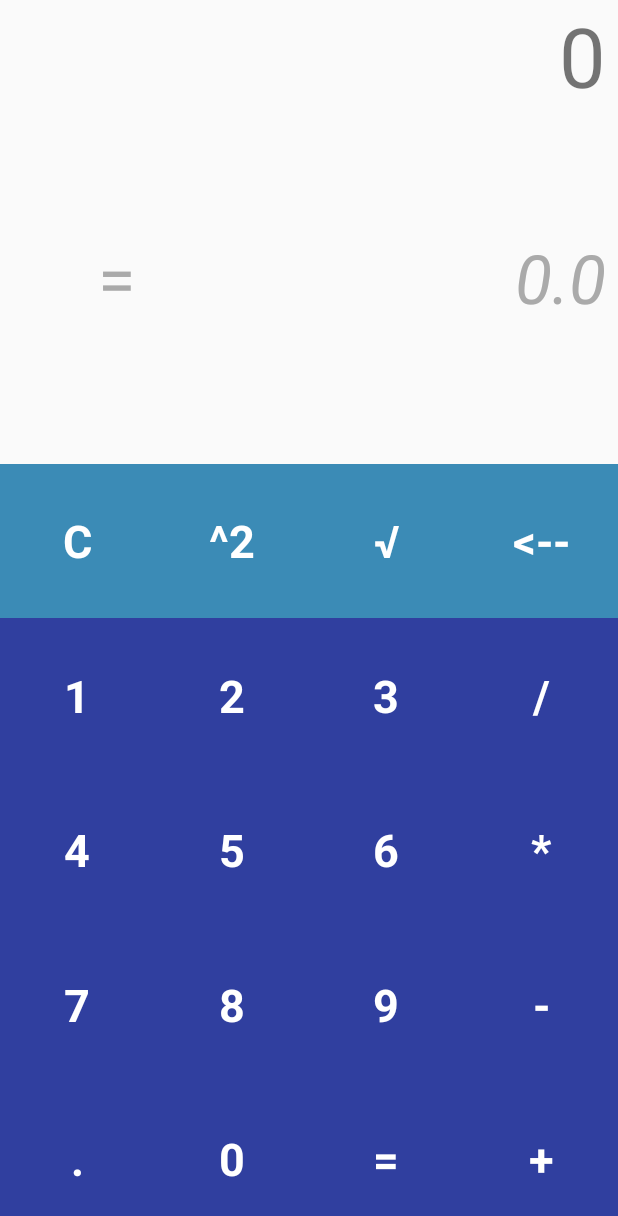
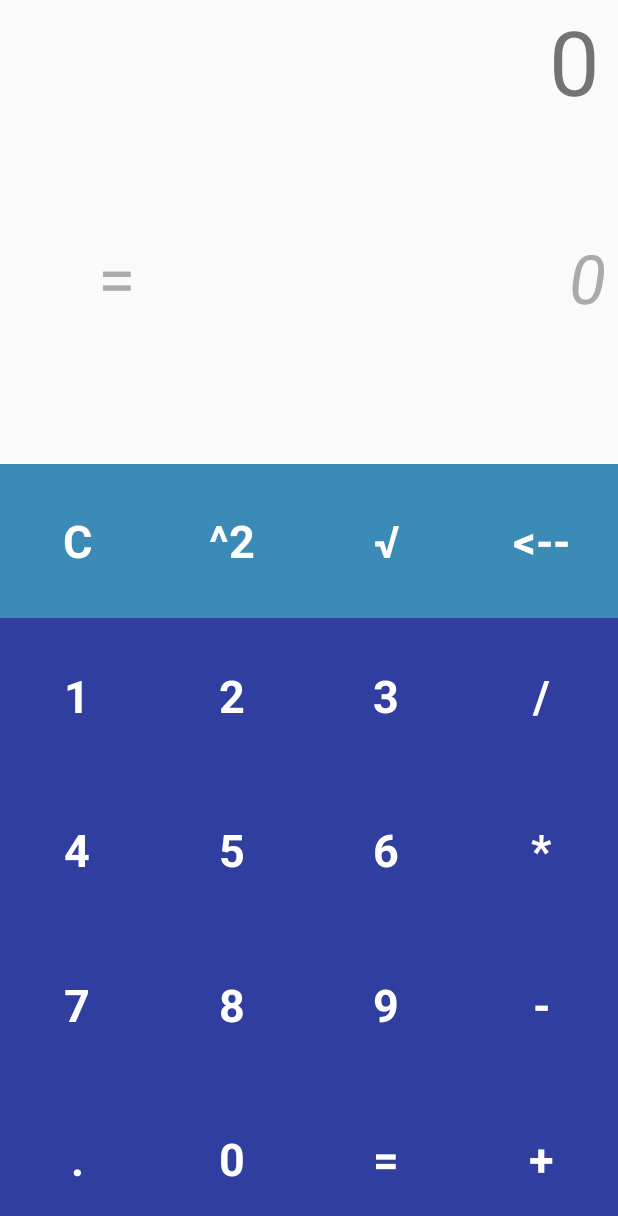
Before and after one commit to alessioGalatolo/FirstCalculator, an Android app: the screen it shows after launch (MainActivity), after a tap on an icon or button, on a phone screen of 412 x 824 dp. Shown: the top 1216 px of the screen. Run offline under Robolectric (Android 15) with nearby library versions, the phone set to English and light mode, and no system bars; 2 other taps on this screen came first.

Commit message:
Fixed some major bugs

```diff
--- a/app/src/main/java/com/example/galat/myapplication/MainActivity.kt
+++ b/app/src/main/java/com/example/galat/myapplication/MainActivity.kt
@@ -3,9 +3,14 @@ package com.example.galat.myapplication
 import android.graphics.BitmapFactory
 import android.support.v7.app.AppCompatActivity
 import android.os.Bundle
+import android.util.Log
+import android.view.View
+import android.widget.Toast
 import kotlinx.android.synthetic.main.activity_main.*
 import java.math.BigDecimal
+import kotlin.math.floor
 import kotlin.math.pow
+import kotlin.math.roundToInt
 import kotlin.math.sqrt
 
 
@@ -18,16 +23,37 @@ class MainActivity : AppCompatActivity() {
         initializeOpButtons()
         initializeAdvButtons()
     }
+//    fun Double.checkDecimals(){
+//        if (this.toBigDecimal() == 0.toBigDecimal()){
+//            BigDecimal(this).setScale(0, BigDecimal.ROUND_HALF_UP).toDouble()
+//        }else
+//            BigDecimal(this).setScale(2, BigDecimal.ROUND_HALF_UP).toDouble()
+//    }
     fun Double.roundTo2DecimalPlaces() =
-            BigDecimal(this).setScale(2, BigDecimal.ROUND_HALF_UP).toDouble()
+            BigDecimal(this).setScale(2, BigDecimal.ROUND_HALF_UP).toDouble()            // to be deleted
+
     fun initializeNumberButtons(){
-        fun addNumber(number: Long) {
-            val shortOut = output1.text.toString().toLong()
-            if (shortOut == 0L) {
-                output1.setText(number.toString())
-            } else {
-                output1.setText((shortOut * 10L + number).toString())
+        fun addNumber(number: Int) {
+            if(output_sign.text == "=")
+                output_sign.text = ""
+            if(outputDot.visibility == View.VISIBLE){
+                output1.text = (output1.text.toString().toDouble() + number.toDouble() * 10.0.pow(2 - (output1.text.toString().toDouble() % 1).toString().length)).toString()
+                outputDot.visibility = View.INVISIBLE
+            }else if (output1.text.toString().toDouble() % 1 > 0.0){
+                Toast.makeText(this, "${(output1.text.toString().toDouble() % 1.0)}", Toast.LENGTH_LONG).show()
+                output1.text = (output1.text.toString().toDouble() + number.toDouble() * 10.0.pow(1 - (output1.text.toString().toDouble() % 1).toString().length)).toString()
+                outputDot.visibility = View.INVISIBLE
+            }else{
+                if (output1.text.toString().toDouble() == 0.0) {
+                    output1.text = number.toString()
+                } else {
+                    output1.text = (output1.text.toString().toDouble() * 10.0 + number).toString()
+                }
             }
+            if(output1.text.toString().toDouble() % 1 == 0.0)
+                output1.text = floor(output1.text.toString().toDouble()).roundToInt().toString()
+//            else
+//                Toast.makeText(this, "floor ${floor(output1.text.toString().toDouble())} big ${0.toBigDecimal()}", Toast.LENGTH_LONG).show()
         }
 
         b_0.setOnClickListener {
@@ -68,17 +94,32 @@ class MainActivity : AppCompatActivity() {
                 "+" -> output2.text = (output2.text.toString().toDouble() + output1.text.toString().toDouble()).roundTo2DecimalPlaces().toString()
                 "-" -> output2.text = (output2.text.toString().toDouble() - output1.text.toString().toDouble()).roundTo2DecimalPlaces().toString()
                 "*" -> output2.text = (output2.text.toString().toDouble() * output1.text.toString().toDouble()).roundTo2DecimalPlaces().toString()
-                "/" -> output2.text = (output2.text.toString().toDouble() / output1.text.toString().toDouble()).roundTo2DecimalPlaces().toString()
-                "^" -> output2.text = (output2.text.toString().toDouble().pow(output1.text.toString().toDouble())).roundTo2DecimalPlaces().toString()
+                "/" -> if(output1.text.toString().toDouble() != 0.0) {
+                            Toast.makeText(this, "${output1.text.toString().toDouble()}", Toast.LENGTH_LONG).show()
+                            output2.text = (output2.text.toString().toDouble() / output1.text.toString().toDouble()).roundTo2DecimalPlaces().toString()
+                        }else{
+                            Toast.makeText(this,"Cannot divide by zero", Toast.LENGTH_SHORT).show()
+                        }
                 "=" -> null
                 else -> output2.text = output1.text
             }
-            output1.setText("0")
             output_sign.text = symbol
             if (symbol == "√") {
-                output2.text = sqrt(output2.text.toString().toDouble()).roundTo2DecimalPlaces().toString()
+                if(output1.text.toString().toDouble() * 2 == 0.0) {
+                    output2.text = sqrt(output2.text.toString().toDouble()).roundTo2DecimalPlaces().toString()
+                }else
+                    output2.text = sqrt(output1.text.toString().toDouble()).roundTo2DecimalPlaces().toString()
+                output_sign.text = "="
+            }else if( symbol == "^2" ){
+                if(output1.text.toString().toDouble() * 2 == 0.0)
+                    output2.text = output2.text.toString().toDouble().pow(2).roundTo2DecimalPlaces().toString()
+                else
+                    output2.text = output1.text.toString().toDouble().pow(2).roundTo2DecimalPlaces().toString()
                 output_sign.text = "="
             }
+            output1.text = "0"
+            if(output2.text.toString().toDouble() % 1 == 0.0)
+                output2.text = floor(output2.text.toString().toDouble()).roundToInt().toString()
         }
         b_plus.setOnClickListener {
             addSymbol("+")
@@ -95,23 +136,26 @@ class MainActivity : AppCompatActivity() {
         b_equal.setOnClickListener {
             addSymbol("=")
         }
-        b_power.setOnClickListener {
-            addSymbol("^")
+        b_sqpow.setOnClickListener {
+            addSymbol("^2")
         }
         b_sqrt.setOnClickListener {
             addSymbol("√")
+        }
+        b_dot.setOnClickListener {
+            outputDot.visibility = View.VISIBLE
         }
     }
 
     fun initializeAdvButtons(){
         b_canc.setOnClickListener {
             if(output1.text.toString() != "0")
-                output1.setText(output1.text.toString().subSequence(0, output1.text.toString().length - 1))
+                output1.text = output1.text.toString().subSequence(0, output1.text.toString().length - 1)
             else
                 canc_all.performClick()
         }
         canc_all.setOnClickListener{
-            output1.setText("0")
+            output1.text = "0"
             output2.text = ""
             output_sign.text = ""
         }
--- a/app/src/main/res/layout-land/activity_main.xml
+++ b/app/src/main/res/layout-land/activity_main.xml
@@ -447,9 +447,8 @@
         style="@style/Widget.AppCompat.Button.Borderless.Colored"
         android:layout_width="0dp"
         android:layout_height="0dp"
-        android:layout_marginBottom="8dp"
-        android:layout_marginEnd="4dp"
-        android:layout_marginTop="8dp"
+        android:layout_marginBottom="16dp"
+        android:layout_marginEnd="8dp"
         android:background="@drawable/button_round"
         android:text="@string/canc_string"
         android:textColor="@android:color/white"
@@ -463,7 +462,8 @@
         android:id="@+id/output1"
         android:layout_width="0dp"
         android:layout_height="0dp"
-        android:layout_marginEnd="4dp"
+        android:layout_marginEnd="8dp"
+        android:singleLine="true"
         android:text="0"
         android:textAlignment="textEnd"
         android:textSize="45sp"
@@ -490,6 +490,7 @@
         android:layout_width="0dp"
         android:layout_height="0dp"
         android:layout_marginEnd="16dp"
+        android:singleLine="true"
         android:textAlignment="textEnd"
         android:textColor="@android:color/darker_gray"
         android:textSize="45sp"
@@ -499,4 +500,17 @@
         app:layout_constraintStart_toEndOf="@+id/output_sign"
         app:layout_constraintTop_toBottomOf="@+id/output1" />
 
+    <TextView
+        android:id="@+id/outputDot"
+        android:layout_width="0dp"
+        android:layout_height="0dp"
+        android:text="."
+        android:textAlignment="textEnd"
+        android:textSize="45sp"
+        android:visibility="invisible"
+        app:layout_constraintBottom_toTopOf="@+id/output2"
+        app:layout_constraintEnd_toEndOf="parent"
+        app:layout_constraintStart_toStartOf="parent"
+        app:layout_constraintTop_toTopOf="parent" />
+
 </android.support.constraint.ConstraintLayout>
--- a/app/src/main/res/layout/activity_main.xml
+++ b/app/src/main/res/layout/activity_main.xml
@@ -32,7 +32,7 @@
         android:id="@+id/output1"
         android:layout_width="0dp"
         android:layout_height="0dp"
-        android:layout_marginEnd="8dp"
+        android:layout_marginEnd="12dp"
         android:ems="10"
         android:enabled="true"
         android:longClickable="true"
@@ -41,7 +41,7 @@
         android:textAlignment="textEnd"
         android:textAllCaps="false"
         android:textIsSelectable="true"
-        android:textSize="55sp"
+        android:textSize="60sp"
         app:layout_constraintBottom_toTopOf="@+id/output2"
         app:layout_constraintEnd_toEndOf="parent"
         app:layout_constraintHorizontal_bias="0.5"
@@ -400,6 +400,7 @@
         android:layout_width="0dp"
         android:layout_height="0dp"
         android:layout_marginEnd="8dp"
+        android:singleLine="true"
         android:textAlignment="textEnd"
         android:textColor="@android:color/darker_gray"
         android:textSize="45sp"
@@ -423,5 +424,23 @@
         app:layout_constraintStart_toStartOf="parent"
         app:layout_constraintTop_toBottomOf="@+id/output1" />
 
+    <TextView
+        android:id="@+id/outputDot"
+        android:layout_width="0dp"
+        android:layout_height="0dp"
+        android:ems="10"
+        android:enabled="true"
+        android:singleLine="true"
+        android:text="."
+        android:textAlignment="textEnd"
+        android:textAllCaps="false"
+        android:textIsSelectable="true"
+        android:textSize="60sp"
+        android:visibility="invisible"
+        app:layout_constraintBottom_toBottomOf="@+id/output1"
+        app:layout_constraintEnd_toEndOf="parent"
+        app:layout_constraintStart_toStartOf="parent"
+        app:layout_constraintTop_toTopOf="parent" />
+
 
 </android.support.constraint.ConstraintLayout>
```
